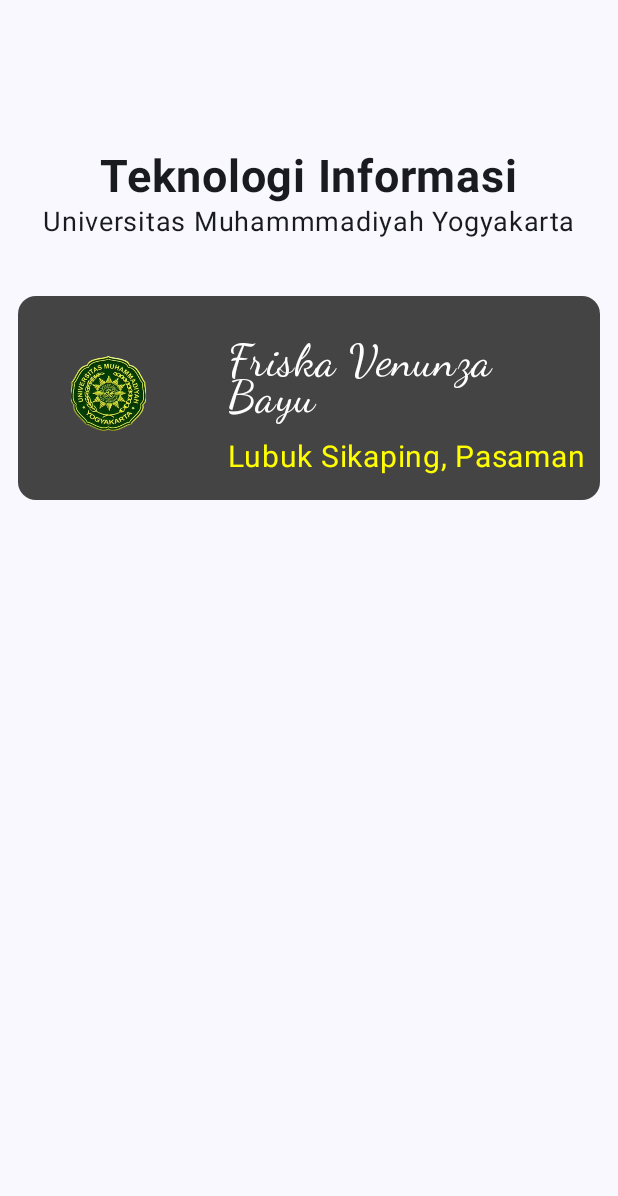
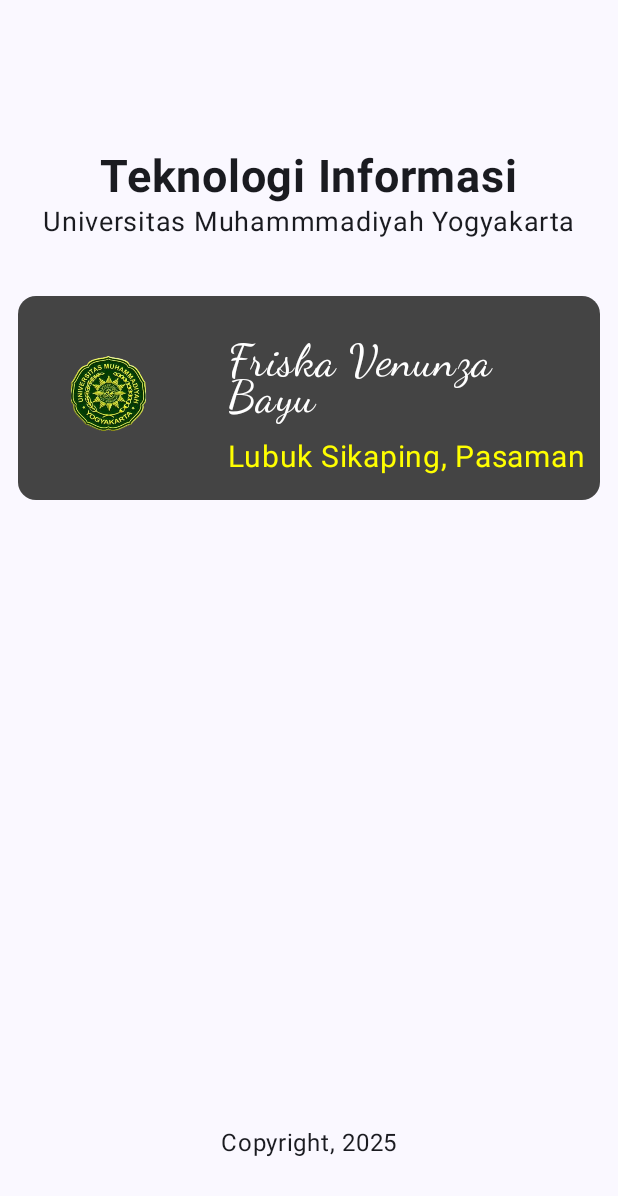
Before and after one commit to naxsyambis/QuestAdvanceLayout_163, an Android app built with Jetpack Compose: the composable ActivitasPertama shown on its own in the app's theme, on a phone screen of 412 x 824 dp. Shown: the top 1196 px of the screen. Run offline under Robolectric (Android 15) with nearby library versions, the phone set to English and light mode, and no system bars.

Commit message:
membuat box untuk meletakkan string copy di bottom center

```diff
--- a/app/src/main/java/com/example/questadvancelayout_163/MainActivity.kt
+++ b/app/src/main/java/com/example/questadvancelayout_163/MainActivity.kt
@@ -20,8 +20,7 @@ class MainActivity : ComponentActivity() {
         setContent {
             QuestAdvanceLayout_163Theme {
                 Scaffold(modifier = Modifier.fillMaxSize()) { innerPadding ->
-                    Greeting(
-                        name = "Android",
+                    ActivitasPertama(
                         modifier = Modifier.padding(innerPadding)
                     )
                 }
@@ -40,7 +39,7 @@ fun Greeting(name: String, modifier: Modifier = Modifier) {
 
 @Preview(showBackground = true)
 @Composable
-fun AktivitasPertama() {
+fun GreetingPreview() {
     QuestAdvanceLayout_163Theme {
         Greeting("Android")
     }
--- a/app/src/main/java/com/example/questadvancelayout_163/UIPertama.kt
+++ b/app/src/main/java/com/example/questadvancelayout_163/UIPertama.kt
@@ -1,6 +1,7 @@
 package com.example.questadvancelayout_163
 
 import androidx.compose.foundation.Image
+import androidx.compose.foundation.layout.Box
 import androidx.compose.foundation.layout.Column
 import androidx.compose.foundation.layout.Row
 import androidx.compose.foundation.layout.Spacer
@@ -84,5 +85,16 @@ fun ActivitasPertama(modifier: Modifier){
                 }
             }
         }
+        Box(
+            modifier = Modifier
+                .fillMaxSize()
+        ){
+            Text(
+                text = stringResource(id = R.string.copy),
+                modifier = Modifier
+                    .align(Alignment.BottomCenter)
+                    .padding(bottom = 50.dp)
+            )
+        }
     }
 }
```
